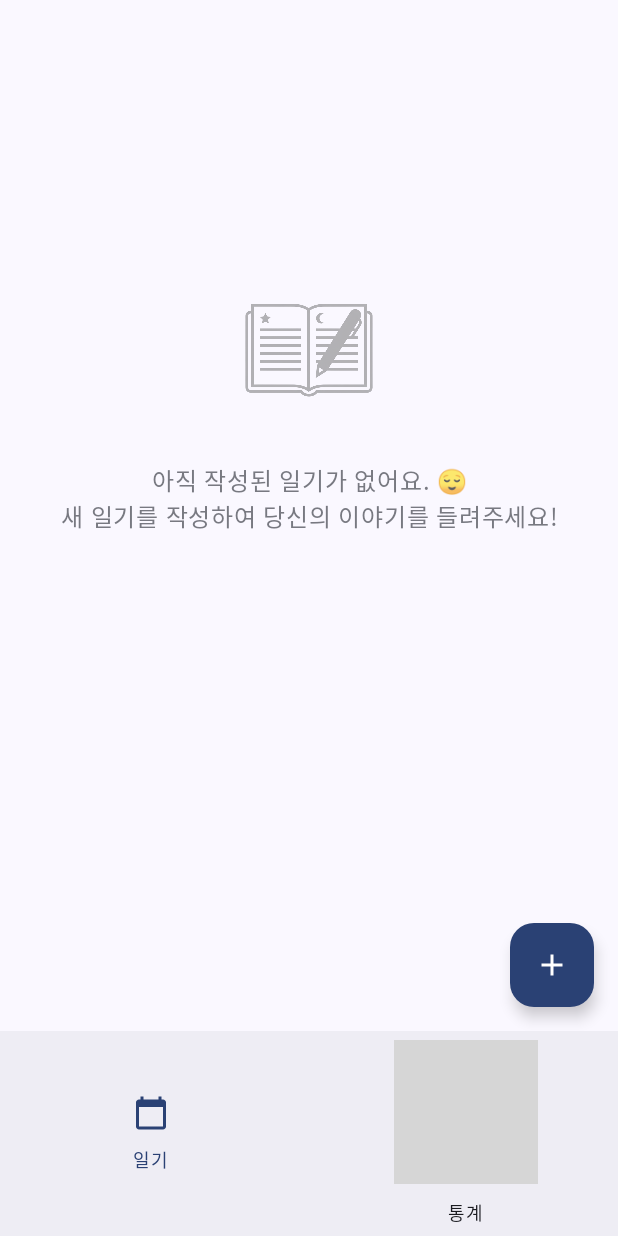
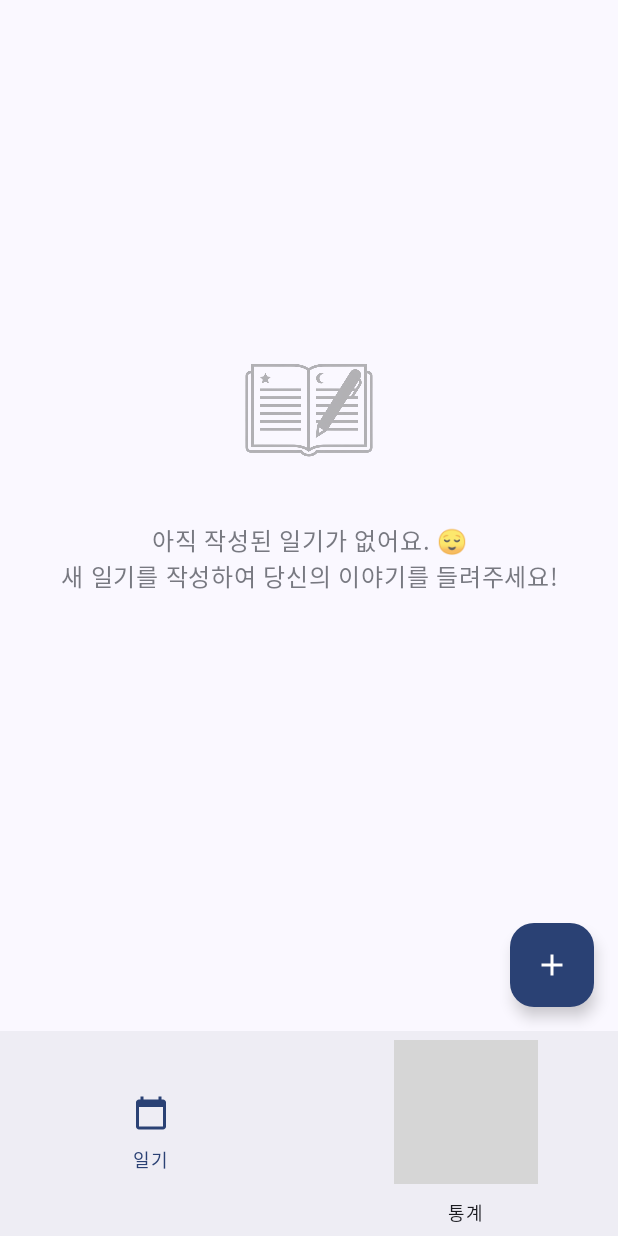
Before and after one commit to Gooak/todak-ai, an Android app built with Jetpack Compose: the screen it shows after launch (MainActivity), on a phone screen of 412 x 824 dp. Run offline under Robolectric (Android 15) with nearby library versions, the phone set to English and light mode, and no system bars; our stand-ins replace Dagger/Hilt's generated code, Room's generated code; libraries missing offline, so code that uses them is left out: androidx.hilt.lifecycle; grey boxes are pictures that could not be loaded.

Commit message:
스크린샷, 시연 영상

```diff
--- a/app/src/main/java/com/example/todak_ai/presentation/ui/screens/DiaryListScreen.kt
+++ b/app/src/main/java/com/example/todak_ai/presentation/ui/screens/DiaryListScreen.kt
@@ -87,8 +87,7 @@ fun DiaryListScreen(navController: NavController) {
                 item {
                     Column(
                         modifier = Modifier
-                            .fillParentMaxSize()
-                            .padding(bottom = 80.dp),
+                            .fillParentMaxSize(),
                         horizontalAlignment = Alignment.CenterHorizontally,
                         verticalArrangement = Arrangement.Center
                     ) {
@@ -128,7 +127,6 @@ fun DiaryListScreen(navController: NavController) {
                             )
                             Spacer(modifier = Modifier.height(8.dp))
                         })
-                    Spacer(modifier = Modifier.height(8.dp)) // 아이템 간 간격
                 }
             }
         }
```
Also changed, not shown: 5 other files.
